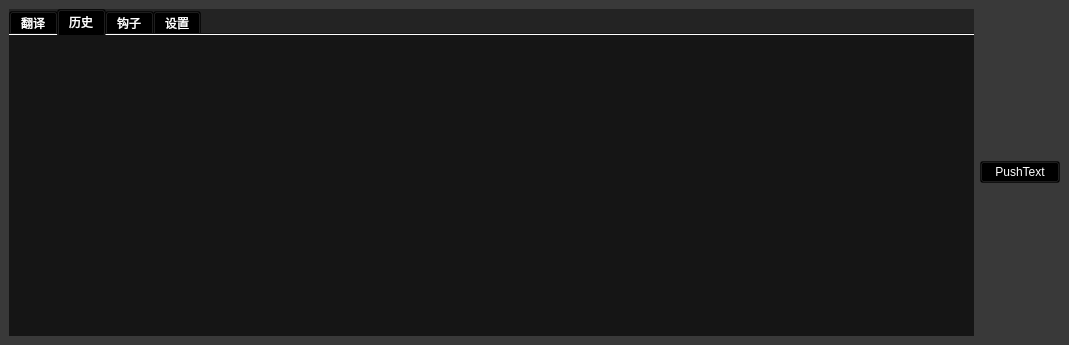
Before: the Qt Designer form src/ui/game_window.ui in moonmagian/haru, drawn with Qt 5.
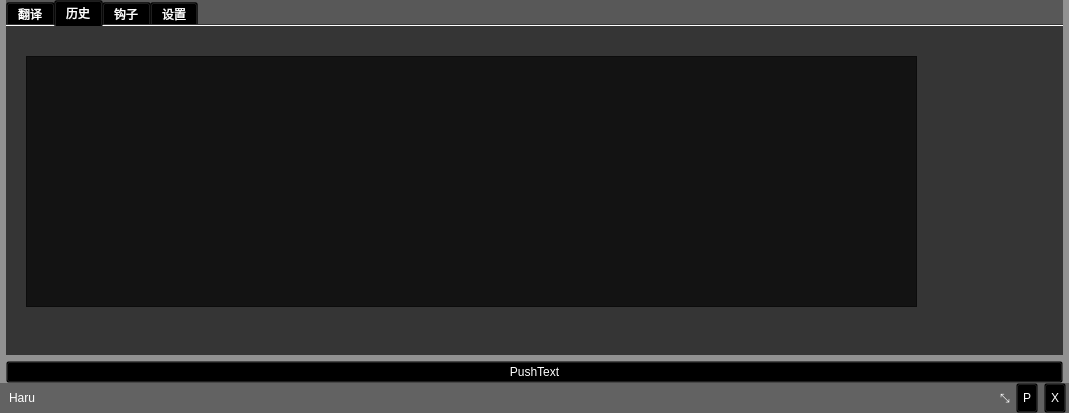
After: the same form once the commit is applied.

Diff of the .ui file:
```diff
--- a/src/ui/game_window.ui
+++ b/src/ui/game_window.ui
@@ -7,7 +7,7 @@
     <x>0</x>
     <y>0</y>
     <width>1069</width>
-    <height>345</height>
+    <height>413</height>
    </rect>
   </property>
   <property name="sizePolicy">
@@ -17,14 +17,54 @@
    </sizepolicy>
   </property>
   <property name="windowTitle">
-   <string>game_window</string>
+   <string>Haru - In game</string>
   </property>
   <property name="styleSheet">
-   <string notr="true">background-color: rgba(0,0,0,100);
-color: rgb(255, 255, 255);</string>
+   <string notr="true"/>
   </property>
   <widget class="QWidget" name="centralwidget">
-   <layout class="QHBoxLayout" name="horizontalLayout">
+   <property name="styleSheet">
+    <string notr="true">background-color: rgba(0,0,0,0);
+color: rgb(255, 255, 255);</string>
+   </property>
+   <layout class="QVBoxLayout" name="verticalLayout">
+    <property name="spacing">
+     <number>0</number>
+    </property>
+    <property name="leftMargin">
+     <number>0</number>
+    </property>
+    <property name="topMargin">
+     <number>0</number>
+    </property>
+    <property name="rightMargin">
+     <number>0</number>
+    </property>
+    <property name="bottomMargin">
+     <number>0</number>
+    </property>
+    <item>
+     <widget class="QWidget" name="main_layout_2" native="true">
+      <property name="styleSheet">
+       <string notr="true">background-color: rgba(0,0,0,100);
+color: rgb(255, 255, 255);</string>
+      </property>
+      <layout class="QVBoxLayout" name="main_layout">
+       <property name="spacing">
+        <number>6</number>
+       </property>
+       <property name="leftMargin">
+        <number>6</number>
+       </property>
+       <property name="topMargin">
+        <number>0</number>
+       </property>
+       <property name="rightMargin">
+        <number>6</number>
+       </property>
+       <property name="bottomMargin">
+        <number>0</number>
+       </property>
     <item>
      <widget class="QTabWidget" name="main_tab">
       <property name="tabletTracking">
@@ -64,8 +104,8 @@
        <widget class="QWidget" name="layoutWidget">
         <property name="geometry">
          <rect>
-          <x>0</x>
-          <y>0</y>
+             <x>20</x>
+             <y>20</y>
           <width>1021</width>
           <height>270</height>
          </rect>
@@ -90,8 +130,8 @@
              <pointsize>14</pointsize>
             </font>
            </property>
-           <property name="text">
-            <string>MainText</string>
+              <property name="textFormat">
+               <enum>Qt::RichText</enum>
            </property>
            <property name="scaledContents">
             <bool>false</bool>
@@ -118,6 +158,29 @@
        <attribute name="title">
         <string>历史</string>
        </attribute>
+          <widget class="QWidget" name="verticalLayoutWidget_2">
+           <property name="geometry">
+            <rect>
+             <x>20</x>
+             <y>30</y>
+             <width>891</width>
+             <height>251</height>
+            </rect>
+           </property>
+           <layout class="QVBoxLayout" name="history_layout">
+            <item>
+             <widget class="QTextBrowser" name="history">
+              <property name="html">
+               <string>&lt;!DOCTYPE HTML PUBLIC &quot;-//W3C//DTD HTML 4.0//EN&quot; &quot;http://www.w3.org/TR/REC-html40/strict.dtd&quot;&gt;
+&lt;html&gt;&lt;head&gt;&lt;meta name=&quot;qrichtext&quot; content=&quot;1&quot; /&gt;&lt;style type=&quot;text/css&quot;&gt;
+p, li { white-space: pre-wrap; }
+&lt;/style&gt;&lt;/head&gt;&lt;body style=&quot; font-family:'Source Han Sans'; font-size:11pt; font-weight:400; font-style:normal;&quot;&gt;
+&lt;p style=&quot;-qt-paragraph-type:empty; margin-top:0px; margin-bottom:0px; margin-left:0px; margin-right:0px; -qt-block-indent:0; text-indent:0px;&quot;&gt;&lt;br /&gt;&lt;/p&gt;&lt;/body&gt;&lt;/html&gt;</string>
+              </property>
+             </widget>
+            </item>
+           </layout>
+          </widget>
       </widget>
       <widget class="QWidget" name="hook_tab">
        <attribute name="title">
@@ -186,9 +249,159 @@
     </item>
     <item>
      <widget class="QPushButton" name="debug_button_pushtext">
+         <property name="enabled">
+          <bool>true</bool>
+         </property>
+         <property name="styleSheet">
+          <string notr="true">background: transparent;</string>
+         </property>
       <property name="text">
        <string>PushText</string>
       </property>
+         <property name="default">
+          <bool>false</bool>
+         </property>
+         <property name="flat">
+          <bool>false</bool>
+         </property>
+        </widget>
+       </item>
+      </layout>
+     </widget>
+    </item>
+    <item>
+     <widget class="QWidget" name="top_layout_2" native="true">
+      <property name="minimumSize">
+       <size>
+        <width>0</width>
+        <height>0</height>
+       </size>
+      </property>
+      <property name="styleSheet">
+       <string notr="true">background-color: rgba(0,0,0,150);
+color: rgb(255, 255, 255);</string>
+      </property>
+      <layout class="QHBoxLayout" name="horizontalLayout">
+       <property name="spacing">
+        <number>6</number>
+       </property>
+       <property name="topMargin">
+        <number>0</number>
+       </property>
+       <property name="rightMargin">
+        <number>0</number>
+       </property>
+       <property name="bottomMargin">
+        <number>0</number>
+       </property>
+       <item>
+        <widget class="QWidget" name="corner_toolbar" native="true">
+         <property name="sizePolicy">
+          <sizepolicy hsizetype="Preferred" vsizetype="Minimum">
+           <horstretch>0</horstretch>
+           <verstretch>0</verstretch>
+          </sizepolicy>
+         </property>
+         <property name="minimumSize">
+          <size>
+           <width>0</width>
+           <height>30</height>
+          </size>
+         </property>
+         <property name="styleSheet">
+          <string notr="true">background: transparent;</string>
+         </property>
+         <layout class="QHBoxLayout" name="horizontalLayout_3">
+          <property name="leftMargin">
+           <number>0</number>
+          </property>
+          <property name="topMargin">
+           <number>0</number>
+          </property>
+          <property name="rightMargin">
+           <number>3</number>
+          </property>
+          <property name="bottomMargin">
+           <number>0</number>
+          </property>
+          <item>
+           <widget class="QLabel" name="title">
+            <property name="sizePolicy">
+             <sizepolicy hsizetype="Expanding" vsizetype="Preferred">
+              <horstretch>0</horstretch>
+              <verstretch>0</verstretch>
+             </sizepolicy>
+            </property>
+            <property name="cursor">
+             <cursorShape>ArrowCursor</cursorShape>
+            </property>
+            <property name="styleSheet">
+             <string notr="true">background: transparent;</string>
+            </property>
+            <property name="text">
+             <string>Haru</string>
+            </property>
+           </widget>
+          </item>
+          <item>
+           <widget class="QLabel" name="drag_sign">
+            <property name="text">
+             <string>⤡</string>
+            </property>
+           </widget>
+          </item>
+          <item>
+           <layout class="QHBoxLayout" name="toolbar_layout">
+            <item>
+             <widget class="QToolButton" name="pause_tool_button">
+              <property name="sizePolicy">
+               <sizepolicy hsizetype="Fixed" vsizetype="Preferred">
+                <horstretch>0</horstretch>
+                <verstretch>0</verstretch>
+               </sizepolicy>
+              </property>
+              <property name="minimumSize">
+               <size>
+                <width>16</width>
+                <height>0</height>
+               </size>
+              </property>
+              <property name="text">
+               <string>P</string>
+              </property>
+              <property name="checkable">
+               <bool>true</bool>
+              </property>
+              <property name="checked">
+               <bool>false</bool>
+              </property>
+             </widget>
+            </item>
+            <item>
+             <widget class="QToolButton" name="close_tool_button">
+              <property name="enabled">
+               <bool>true</bool>
+              </property>
+              <property name="sizePolicy">
+               <sizepolicy hsizetype="Fixed" vsizetype="Preferred">
+                <horstretch>0</horstretch>
+                <verstretch>0</verstretch>
+               </sizepolicy>
+              </property>
+              <property name="text">
+               <string>X</string>
+              </property>
+              <property name="checkable">
+               <bool>false</bool>
+              </property>
+             </widget>
+            </item>
+           </layout>
+          </item>
+         </layout>
+        </widget>
+       </item>
+      </layout>
      </widget>
     </item>
    </layout>
```
Lines whose indentation alone changed are shown as unchanged.
